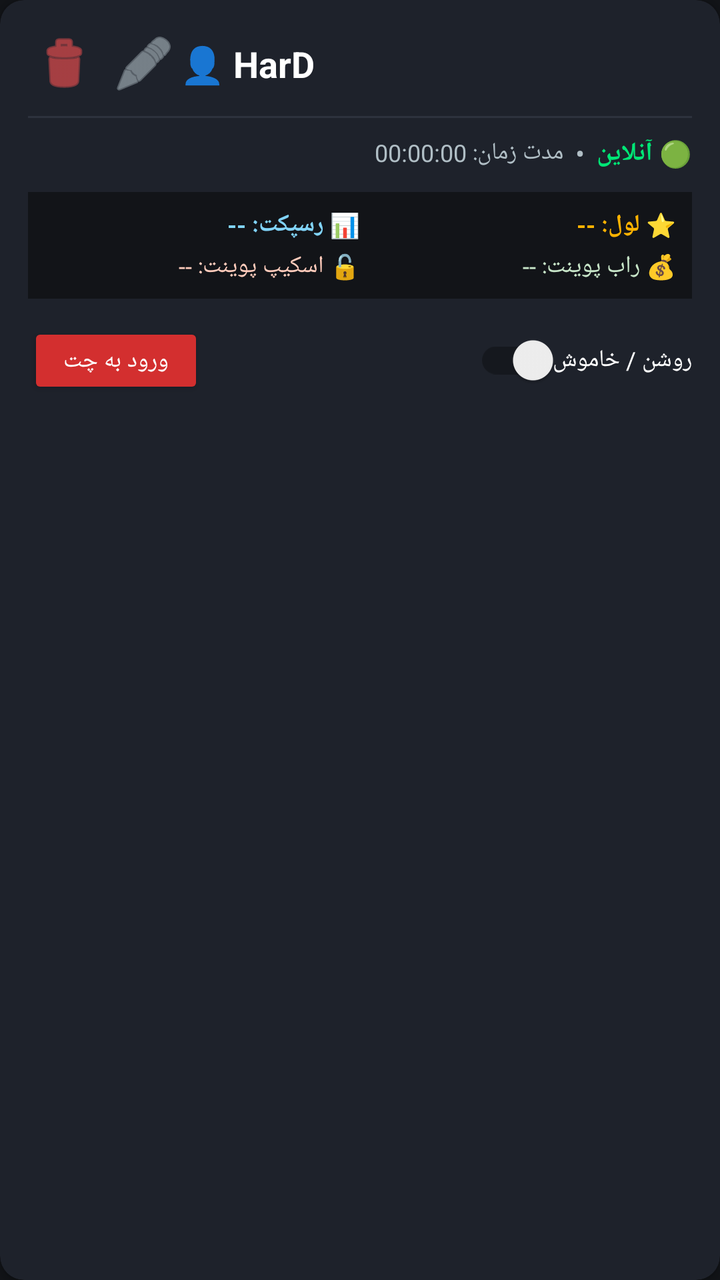
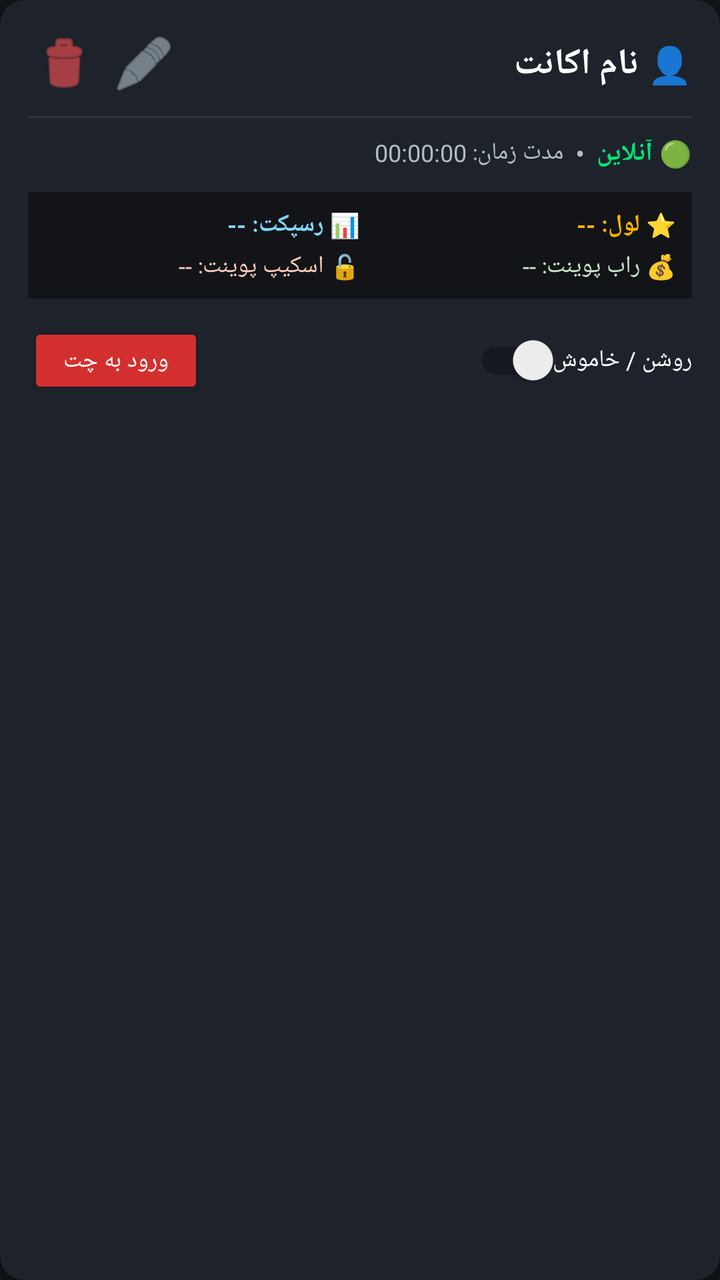

The first picture is an Android layout as it rendered before a commit; the second is the same layout after the commit. The layout source and the unified diff follow.
<!-- AndroidManifest.xml: application theme Theme.AGRak -->
<!-- res/layout/item_account_card.xml -->
<?xml version="1.0" encoding="utf-8"?>
<androidx.cardview.widget.CardView xmlns:android="http://schemas.android.com/apk/res/android"
    xmlns:app="http://schemas.android.com/apk/res-auto"
    android:layout_width="match_parent"
    android:layout_height="wrap_content"
    android:layout_marginHorizontal="6dp"
    android:layout_marginVertical="6dp"
    app:cardBackgroundColor="@color/card_dark"
    app:cardCornerRadius="12dp"
    app:cardElevation="3dp"
    android:layoutDirection="rtl">

    <LinearLayout
        android:layout_width="match_parent"
        android:layout_height="wrap_content"
        android:orientation="vertical"
        android:padding="14dp">

        
        <LinearLayout
            android:layout_width="match_parent"
            android:layout_height="wrap_content"
            android:gravity="center_vertical"
            android:orientation="horizontal">

            <TextView
                android:id="@+id/tvAccountNick"
                android:layout_width="0dp"
                android:layout_height="wrap_content"
                android:layout_weight="1"
                android:text="👤 HarD"
                android:textColor="@color/text_white"
                android:textSize="18sp"
                android:textStyle="bold" />

            
            <ImageButton
                android:id="@+id/btnEditAccount"
                android:layout_width="36dp"
                android:layout_height="36dp"
                android:background="?attr/selectableItemBackgroundBorderless"
                android:src="@android:drawable/ic_menu_edit"
                android:tint="@color/text_secondary"
                android:contentDescription="ویرایش اکانت" />

            
            <ImageButton
                android:id="@+id/btnDeleteAccount"
                android:layout_width="36dp"
                android:layout_height="36dp"
                android:layout_marginStart="4dp"
                android:background="?attr/selectableItemBackgroundBorderless"
                android:src="@android:drawable/ic_menu_delete"
                android:tint="@color/status_red"
                android:contentDescription="حذف اکانت" />
        </LinearLayout>

        
        <View
            android:layout_width="match_parent"
            android:layout_height="1dp"
            android:layout_marginVertical="8dp"
            android:background="@color/card_stroke" />

        
        <LinearLayout
            android:layout_width="match_parent"
            android:layout_height="wrap_content"
            android:gravity="center_vertical"
            android:orientation="horizontal">

            
            <TextView
                android:id="@+id/tvStatus"
                android:layout_width="wrap_content"
                android:layout_height="wrap_content"
                android:text="🟢 آنلاین"
                android:textColor="@color/status_green"
                android:textSize="13sp"
                android:textStyle="bold" />

            
            <TextView
                android:layout_width="wrap_content"
                android:layout_height="wrap_content"
                android:layout_marginHorizontal="6dp"
                android:text="•"
                android:textColor="@color/text_secondary" />

            
            <TextView
                android:id="@+id/tvUptime"
                android:layout_width="wrap_content"
                android:layout_height="wrap_content"
                android:text="مدت زمان: 00:00:00"
                android:textColor="@color/text_secondary"
                android:textSize="12sp" />
        </LinearLayout>

        
        <LinearLayout
            android:id="@+id/layoutStats"
            android:layout_width="match_parent"
            android:layout_height="wrap_content"
            android:layout_marginTop="10dp"
            android:background="@color/bg_dark"
            android:orientation="vertical"
            android:padding="8dp">

            <LinearLayout
                android:layout_width="match_parent"
                android:layout_height="wrap_content"
                android:orientation="horizontal">

                <TextView
                    android:id="@+id/tvStatLevel"
                    android:layout_width="0dp"
                    android:layout_height="wrap_content"
                    android:layout_weight="1"
                    android:text="⭐ لول: --"
                    android:textColor="@color/accent_gold"
                    android:textSize="12sp"
                    android:textStyle="bold" />

                <TextView
                    android:id="@+id/tvStatRespect"
                    android:layout_width="0dp"
                    android:layout_height="wrap_content"
                    android:layout_weight="1"
                    android:text="📊 رسپکت: --"
                    android:textColor="#81D4FA"
                    android:textSize="12sp"
                    android:textStyle="bold" />
            </LinearLayout>

            <LinearLayout
                android:layout_width="match_parent"
                android:layout_height="wrap_content"
                android:layout_marginTop="4dp"
                android:orientation="horizontal">

                <TextView
                    android:id="@+id/tvStatRob"
                    android:layout_width="0dp"
                    android:layout_height="wrap_content"
                    android:layout_weight="1"
                    android:text="💰 راب پوینت: --"
                    android:textColor="#C8E6C9"
                    android:textSize="12sp" />

                <TextView
                    android:id="@+id/tvStatEscape"
                    android:layout_width="0dp"
                    android:layout_height="wrap_content"
                    android:layout_weight="1"
                    android:text="🔓 اسکیپ پوینت: --"
                    android:textColor="#FFCCBC"
                    android:textSize="12sp" />
            </LinearLayout>
        </LinearLayout>

        
        <LinearLayout
            android:layout_width="match_parent"
            android:layout_height="wrap_content"
            android:layout_marginTop="12dp"
            android:gravity="center_vertical"
            android:orientation="horizontal">

            <androidx.appcompat.widget.SwitchCompat
                android:id="@+id/switchConnect"
                android:layout_width="wrap_content"
                android:layout_height="wrap_content"
                android:text="روشن / خاموش"
                android:textColor="@color/text_white"
                android:textSize="12sp" />

            <View
                android:layout_width="0dp"
                android:layout_height="0dp"
                android:layout_weight="1" />

            <Button
                android:id="@+id/btnEnterChat"
                android:layout_width="wrap_content"
                android:layout_height="38dp"
                android:backgroundTint="@color/primary_red"
                android:text="@string/enter_chat"
                android:textColor="@color/text_white"
                android:textSize="12sp" />
        </LinearLayout>

    </LinearLayout>
</androidx.cardview.widget.CardView>
<!-- resources referenced by this layout -->
<resources>
  <color name="accent_gold">#FFB300</color>
  <color name="bg_dark">#121418</color>
  <color name="card_dark">#1E222B</color>
  <color name="card_stroke">#2D323E</color>
  <color name="primary_red">#D32F2F</color>
  <color name="status_green">#00E676</color>
  <color name="status_red">#FF5252</color>
  <color name="text_secondary">#B0BEC5</color>
  <color name="text_white">#FFFFFF</color>
  <string name="enter_chat">ورود به چت</string>
  <style name="Theme.AGRak" parent="Theme.AppCompat.DayNight.NoActionBar">
          <item name="colorPrimary">@color/primary_red</item>
          <item name="colorPrimaryDark">@color/primary_red_dark</item>
          <item name="colorAccent">@color/accent_gold</item>
          <item name="android:windowBackground">@color/bg_dark</item>
          <item name="android:statusBarColor">#0A0B0E</item>
          <item name="android:navigationBarColor">#0A0B0E</item>
      </style>
  <color name="primary_red_dark">#9A0007</color>
</resources>

<!-- the commit's change to res/layout/item_account_card.xml (unified diff, before → after) -->
@@ -28,7 +28,7 @@
                 android:layout_width="0dp"
                 android:layout_height="wrap_content"
                 android:layout_weight="1"
-                android:text="👤 HarD"
+                android:text="👤 نام اکانت"
                 android:textColor="@color/text_white"
                 android:textSize="18sp"
                 android:textStyle="bold" />
